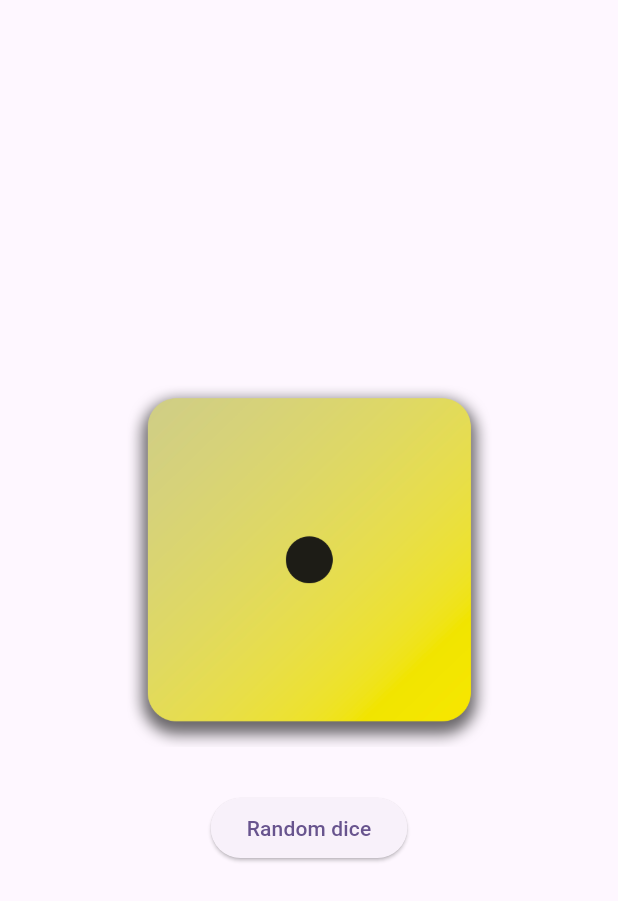
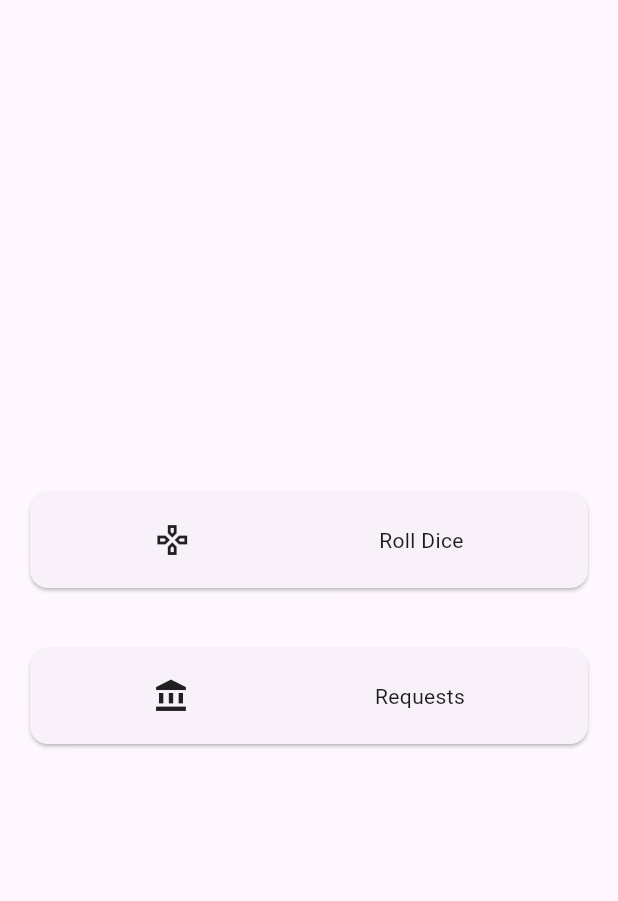
Before and after one commit to emanuelnlopez/flutter-globant-academy-rolldice, a Flutter app: the screen it shows after launch, on a phone screen of 412 x 824 dp. Shown: the top 901 px of the screen. Run offline on Flutter 3.47's test engine with Material 3 defaults, Android fonts, the phone set to English and light mode, and no system bars; our stand-ins replace bloc, equatable, flutter_bloc.

Commit message:
create home app with two buttons

```diff
--- /dev/null
+++ b/lib/home.dart
@@ -0,0 +1,63 @@
+import 'package:flutter/material.dart';
+import 'package:rolldice/news.dart';
+import 'package:rolldice/rolldicebloc.dart';
+
+class HomeScreen extends StatelessWidget {
+  const HomeScreen({super.key});
+
+  @override
+  Widget build(BuildContext context) {
+    return Scaffold(
+      appBar: null,
+      body: Column(
+        mainAxisAlignment: MainAxisAlignment.center,
+        children: [
+          Card(
+            margin: const EdgeInsets.all(20),
+            child: InkWell(
+              onTap: () {
+                Navigator.push(
+                    context,
+                    MaterialPageRoute(
+                      builder: (context) => const RollDiceBloc(),
+                    ));
+              },
+              child: const Padding(
+                padding: EdgeInsets.all(20),
+                child: Row(
+                  mainAxisAlignment: MainAxisAlignment.spaceAround,
+                  children: [
+                    Icon(Icons.gamepad_outlined),
+                    Text("Roll Dice"),
+                  ],
+                ),
+              ),
+            ),
+          ),
+          Card(
+            margin: const EdgeInsets.all(20),
+            child: InkWell(
+              onTap: () {
+                Navigator.push(
+                    context,
+                    MaterialPageRoute(
+                      builder: (context) => const NewsScreen(),
+                    ));
+              },
+              child: const Padding(
+                padding: EdgeInsets.all(20),
+                child: Row(
+                  mainAxisAlignment: MainAxisAlignment.spaceAround,
+                  children: [
+                    Icon(Icons.account_balance),
+                    Text("Requests"),
+                  ],
+                ),
+              ),
+            ),
+          ),
+        ],
+      ),
+    );
+  }
+}
--- a/lib/main.dart
+++ b/lib/main.dart
@@ -1,6 +1,6 @@
 import 'package:bloc/bloc.dart';
 import 'package:flutter/material.dart';
-import 'package:rolldice/rolldicebloc.dart';
+import 'package:rolldice/home.dart';
 
 class AppObserver extends BlocObserver {
   const AppObserver();
@@ -23,7 +23,7 @@ class MyApp extends StatelessWidget {
         colorScheme: ColorScheme.fromSeed(seedColor: Colors.deepPurple),
         useMaterial3: true,
       ),
-      home: const RollDiceBloc(),
+      home: const HomeScreen(),
     );
   }
 }
```
